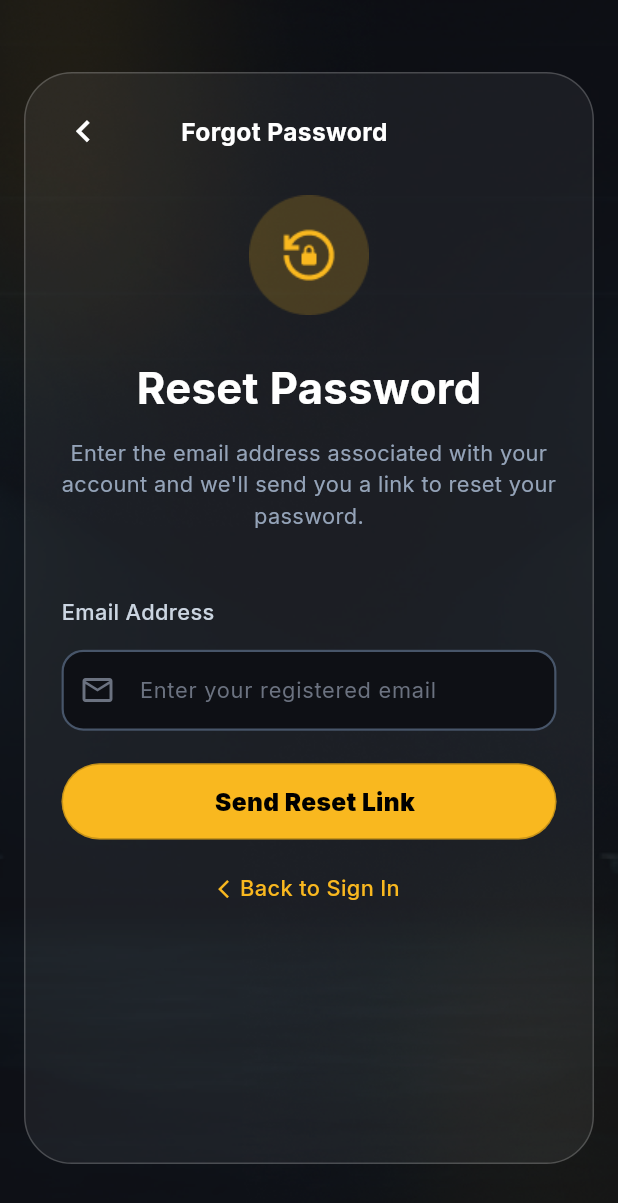
After one commit to Zeiadd1310/MovieVerse---Movie-Explorer-App-, a Flutter app: the ForgotPasswordView screen opened by its route, on a phone screen of 412 x 824 dp. The commit adds this screen. Shown: the top 1203 px of the screen. Run offline on Flutter 3.47's test engine with Material 3 defaults, Android fonts, the phone set to English and light mode, and no system bars; our stand-ins replace flutter_screenutil, go_router, google_fonts.

Commit message:
feat: implement forgot password view and update routing

```diff
--- a/lib/core/utils/functions/app_router.dart
+++ b/lib/core/utils/functions/app_router.dart
@@ -1,4 +1,5 @@
 import 'package:go_router/go_router.dart';
+import 'package:movie_verse_app/features/auth/presentation/views/forgot_password_view.dart';
 import 'package:movie_verse_app/features/auth/presentation/views/sign_in_view.dart';
 import 'package:movie_verse_app/features/auth/presentation/views/sign_up_view.dart';
 import 'package:movie_verse_app/features/auth/presentation/views/splash_view.dart';
@@ -11,6 +12,7 @@ abstract class AppRouter {
   static const kSignInView = '/signInView';
   static const kMovieDetailsView = '/movieDetailsView';
   static const kReviewRatingScreen = '/reviewRatingScreen';
+  static const kForgotPasswordView = '/forgotPasswordView';
 
   static final router = GoRouter(
     routes: [
@@ -31,6 +33,10 @@ abstract class AppRouter {
         path: kReviewRatingScreen,
         builder: (context, state) => const ReviewRatingScreen(),
       ),
+      GoRoute(
+        path: kForgotPasswordView,
+        builder: (context, state) => const ForgotPasswordView(),
+      ),
     ],
   );
 }
--- /dev/null
+++ b/lib/features/auth/presentation/views/forgot_password_view.dart
@@ -0,0 +1,12 @@
+import 'package:flutter/material.dart';
+
+import 'widgets/forgot_password_view_body.dart';
+
+class ForgotPasswordView extends StatelessWidget {
+  const ForgotPasswordView({super.key});
+
+  @override
+  Widget build(BuildContext context) {
+    return const Scaffold(body: ForgotPasswordViewBody());
+  }
+}
--- /dev/null
+++ b/lib/features/auth/presentation/views/widgets/forgot_password_view_body.dart
@@ -0,0 +1,147 @@
+import 'package:flutter/material.dart';
+import 'package:flutter_screenutil/flutter_screenutil.dart';
+import 'package:movie_verse_app/core/widgets/app_text_form_field.dart';
+import 'package:movie_verse_app/core/widgets/custom_button.dart';
+
+class ForgotPasswordViewBody extends StatelessWidget {
+  const ForgotPasswordViewBody({super.key});
+
+  @override
+  Widget build(BuildContext context) {
+    return Stack(
+      fit: StackFit.expand,
+      children: [
+        Image.asset('assets/images/Splash.png', fit: BoxFit.cover),
+        Padding(
+          padding: const EdgeInsets.symmetric(horizontal: 16, vertical: 48),
+          child: Container(
+            height: 600.h,
+            width: double.infinity,
+            padding: const EdgeInsets.all(24),
+            decoration: BoxDecoration(
+              color: Colors.white.withOpacity(0.06), // nearly transparent
+              borderRadius: BorderRadius.circular(32),
+              border: Border.all(
+                color: Colors.white.withOpacity(0.2), // subtle border
+                width: 1,
+              ),
+            ),
+            child: Column(
+              mainAxisAlignment: MainAxisAlignment.start,
+              crossAxisAlignment: CrossAxisAlignment.center,
+              children: [
+                Row(
+                  children: [
+                    InkWell(
+                      onTap: () {
+                        Navigator.pop(context);
+                      },
+                      child: Icon(
+                        Icons.navigate_before,
+                        size: 32.sp,
+                        color: Colors.white,
+                      ),
+                    ),
+                    SizedBox(width: 48.w),
+                    Text(
+                      'Forgot Password',
+                      style: TextStyle(
+                        fontSize: 18.sp,
+                        fontWeight: FontWeight.bold,
+                        color: Colors.white,
+                      ),
+                    ),
+                  ],
+                ),
+                // SizedBox(height: 16.h),
+                Image.asset(
+                  'assets/images/forgot.png',
+                  width: 200.w,
+                  height: 150.h,
+                ),
+                Text(
+                  'Reset Password',
+                  style: TextStyle(
+                    fontSize: 32.sp,
+                    fontWeight: FontWeight.bold,
+                    color: Colors.white,
+                  ),
+                ),
+                SizedBox(height: 12.h),
+                Text(
+                  'Enter the email address associated with your account and we\'ll send you a link to reset your password.',
+                  style: TextStyle(
+                    fontSize: 16.sp,
+                    fontWeight: FontWeight.w400,
+                    color: Color(0xff94A3B8),
+                  ),
+                  textAlign: TextAlign.center,
+                ),
+                SizedBox(height: 48.h),
+                Align(
+                  alignment: Alignment.centerLeft,
+                  child: Text(
+                    'Email Address',
+                    style: TextStyle(
+                      fontSize: 16.sp,
+                      color: Color(0xffCBD5E1),
+                      fontWeight: FontWeight.w500,
+                    ),
+                  ),
+                ),
+                SizedBox(height: 16.h),
+                AppTextFormField(
+                  hintText: 'Enter your registered email',
+                  prefixIcon: Icon(
+                    Icons.email_outlined,
+                    color: Color(0xff6B7280),
+                  ),
+                  keyboardType: TextInputType.emailAddress,
+                ),
+                SizedBox(height: 24.h),
+                CustomButton(
+                  onTap: () {
+                    // Handle reset password logic here
+                  },
+                  text: 'Send Reset Link',
+                  width: double.infinity,
+                  height: 56.h,
+                  style: TextStyle(
+                    fontSize: 18.sp,
+                    color: Colors.black,
+                    fontWeight: FontWeight.w900,
+                  ),
+                  radius: 48,
+                ),
+                SizedBox(height: 24.h),
+                InkWell(
+                  onTap: () {
+                    Navigator.pop(context);
+                  },
+                  child: Row(
+                    mainAxisAlignment: MainAxisAlignment.center,
+                    children: [
+                      Icon(
+                        Icons.arrow_back_ios,
+                        size: 16.sp,
+                        color: Color(0xffF9B81F),
+                      ),
+                      Text(
+                        'Back to Sign In',
+                        style: TextStyle(
+                          fontSize: 16.sp,
+                          color: Color(0xffF9B81F),
+                          fontWeight: FontWeight.w500,
+                        ),
+                      ),
+                    ],
+                  ),
+                ),
+              ],
+            ),
+          ),
+        ),
+      ],
+    );
+  }
+}
--- a/lib/features/auth/presentation/views/widgets/sign_in_view_body.dart
+++ b/lib/features/auth/presentation/views/widgets/sign_in_view_body.dart
@@ -78,6 +78,11 @@ class SignInViewBody extends StatelessWidget {
                           ),
                         ),
                         InkWell(
+                          onTap: () {
+                            GoRouter.of(
+                              context,
+                            ).push(AppRouter.kForgotPasswordView);
+                          },
                           child: Text(
                             'Forgot Password?',
                             style: TextStyle(
```
Also changed, not shown: assets/images/forgot.png (added), lib/features/auth/presentation/views/forgot_password_screen.dart (deleted).
